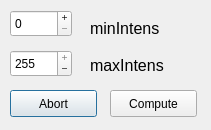
Qt form src/gui/intensity_dialog.ui (SimpleTree/simpleTree) before a commit.
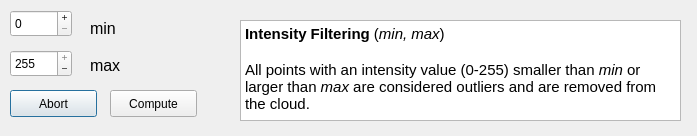
The same form after that commit.

What changed in the file:
```diff
--- a/src/gui/intensity_dialog.ui
+++ b/src/gui/intensity_dialog.ui
@@ -6,8 +6,8 @@
    <rect>
     <x>0</x>
     <y>0</y>
-    <width>211</width>
-    <height>130</height>
+    <width>697</width>
+    <height>136</height>
    </rect>
   </property>
   <property name="windowTitle">
@@ -82,7 +82,7 @@
     </font>
    </property>
    <property name="text">
-    <string>minIntens</string>
+    <string>min</string>
    </property>
   </widget>
   <widget class="QLabel" name="label_2">
@@ -100,7 +100,7 @@
     </font>
    </property>
    <property name="text">
-    <string>maxIntens</string>
+    <string>max</string>
    </property>
    <property name="alignment">
     <set>Qt::AlignLeading|Qt::AlignLeft|Qt::AlignVCenter</set>
@@ -134,6 +134,25 @@
     <double>0.000000000000000</double>
    </property>
   </widget>
+  <widget class="QTextBrowser" name="textBrowser">
+   <property name="geometry">
+    <rect>
+     <x>240</x>
+     <y>20</y>
+     <width>441</width>
+     <height>101</height>
+    </rect>
+   </property>
+   <property name="html">
+    <string>&lt;!DOCTYPE HTML PUBLIC &quot;-//W3C//DTD HTML 4.0//EN&quot; &quot;http://www.w3.org/TR/REC-html40/strict.dtd&quot;&gt;
+&lt;html&gt;&lt;head&gt;&lt;meta name=&quot;qrichtext&quot; content=&quot;1&quot; /&gt;&lt;style type=&quot;text/css&quot;&gt;
+p, li { white-space: pre-wrap; }
+&lt;/style&gt;&lt;/head&gt;&lt;body style=&quot; font-family:'Ubuntu'; font-size:11pt; font-weight:400; font-style:normal;&quot;&gt;
+&lt;p style=&quot; margin-top:0px; margin-bottom:0px; margin-left:0px; margin-right:0px; -qt-block-indent:0; text-indent:0px;&quot;&gt;&lt;span style=&quot; font-weight:600;&quot;&gt;Intensity Filtering &lt;/span&gt;(&lt;span style=&quot; font-style:italic;&quot;&gt;min, max&lt;/span&gt;)&lt;/p&gt;
+&lt;p style=&quot;-qt-paragraph-type:empty; margin-top:0px; margin-bottom:0px; margin-left:0px; margin-right:0px; -qt-block-indent:0; text-indent:0px;&quot;&gt;&lt;br /&gt;&lt;/p&gt;
+&lt;p style=&quot; margin-top:0px; margin-bottom:0px; margin-left:0px; margin-right:0px; -qt-block-indent:0; text-indent:0px;&quot;&gt;All points with an intensity value (0-255) smaller than &lt;span style=&quot; font-style:italic;&quot;&gt;min&lt;/span&gt; or larger than &lt;span style=&quot; font-style:italic;&quot;&gt;max&lt;/span&gt; are considered outliers and are removed from the cloud.&lt;/p&gt;&lt;/body&gt;&lt;/html&gt;</string>
+   </property>
+  </widget>
  </widget>
  <resources/>
  <connections/>
```
